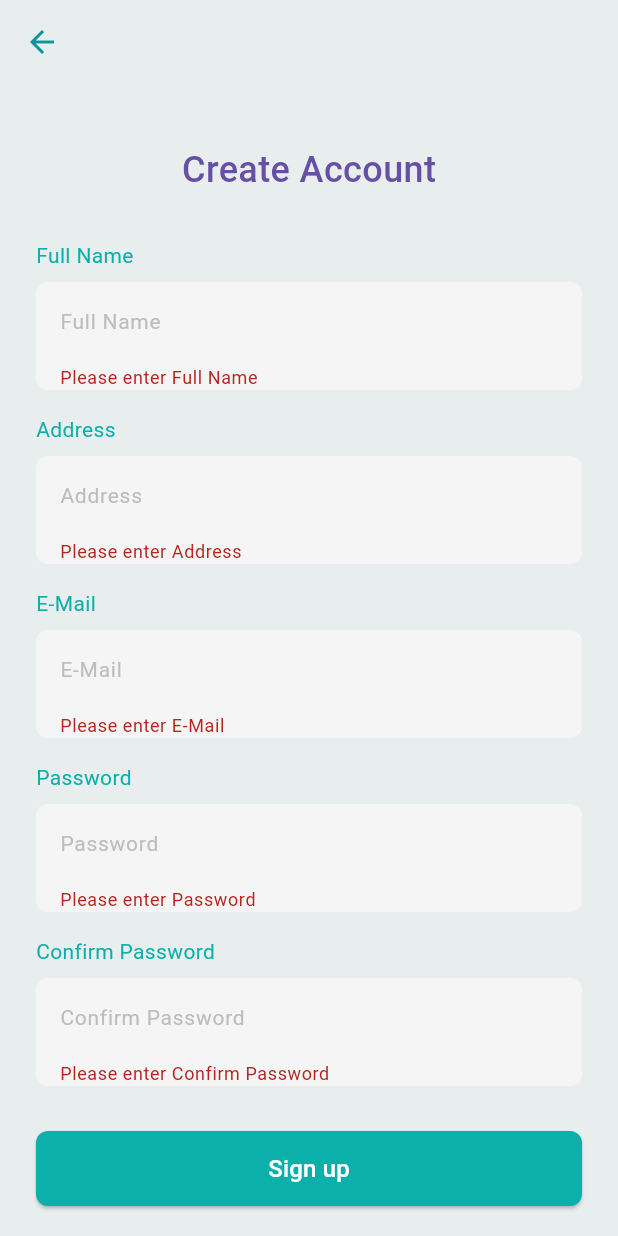
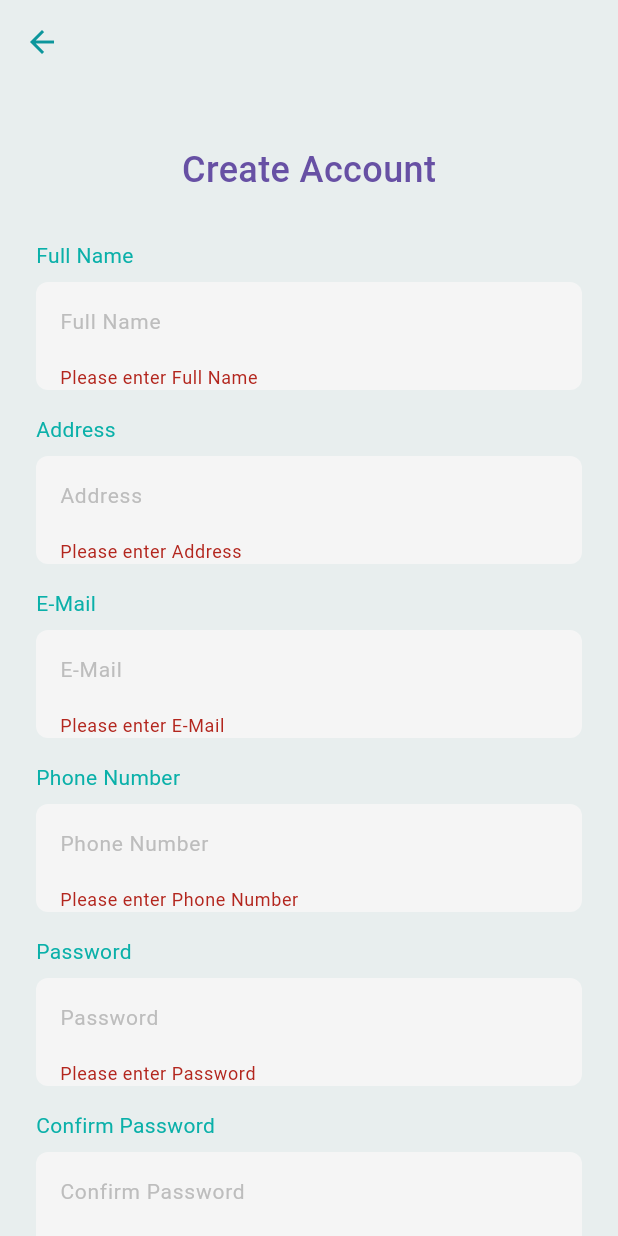
Before and after one commit to Malinda-kawshalya/Barza_mobile_app, a Flutter app: the RegistrationScreen screen opened directly, after a tap on "Sign up", on a phone screen of 412 x 824 dp. Run offline on Flutter 3.47's test engine with Material 3 defaults, Android fonts, the phone set to English and light mode, and no system bars; our stand-ins replace cloud_firestore, firebase_auth, firebase_core, firebase_storage, image_picker; accounts and stored records are empty; statements that could not run were skipped.

Commit message:
phone number added

```diff
--- a/barza_app/lib/screens/signUp_page.dart
+++ b/barza_app/lib/screens/signUp_page.dart
@@ -20,6 +20,7 @@ class _RegistrationScreenState extends State<RegistrationScreen> {
   final _emailController = TextEditingController();
   final _passwordController = TextEditingController();
   final _confirmPasswordController = TextEditingController();
+  final _phoneController = TextEditingController();
 
   bool _isLoading = false;
   String? _errorMessage;
@@ -28,6 +29,7 @@ class _RegistrationScreenState extends State<RegistrationScreen> {
   void dispose() {
     _nameController.dispose();
     _addressController.dispose();
+    _phoneController.dispose();
     _emailController.dispose();
     _passwordController.dispose();
     _confirmPasswordController.dispose();
@@ -63,6 +65,7 @@ class _RegistrationScreenState extends State<RegistrationScreen> {
           'fullName': _nameController.text.trim(),
           'address': _addressController.text.trim(),
           'email': _emailController.text.trim(),
+          'phoneNumber': _phoneController.text.trim(),
           'createdAt': FieldValue.serverTimestamp(),
         });
 
@@ -190,6 +193,8 @@ class _RegistrationScreenState extends State<RegistrationScreen> {
                   const SizedBox(height: 16),
                   _buildTextField('E-Mail', false, _emailController),
                   const SizedBox(height: 16),
+                  _buildTextField('Phone Number', false, _phoneController),
+                  const SizedBox(height: 16),
                   _buildTextField('Password', true, _passwordController),
                   const SizedBox(height: 16),
                   _buildTextField(
```
Also changed, not shown: barza_app/pubspec.lock.
